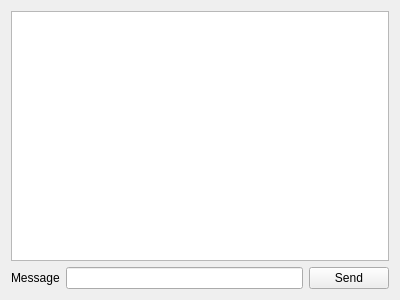
First picture: the form in server/ClientChatWidget.ui, repository 10sorry/messanger, before the edit.
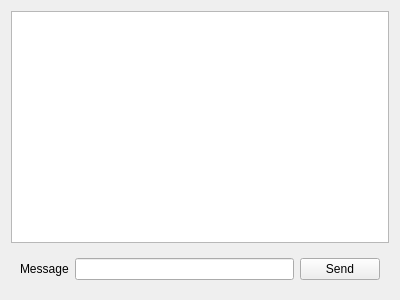
Second picture: the form after the edit.

```diff
--- a/server/ClientChatWidget.ui
+++ b/server/ClientChatWidget.ui
@@ -18,6 +18,7 @@
     <widget class="QListWidget" name="listMessages"/>
    </item>
    <item>
+    <widget class="QWidget" name="widgetSend" native="true">
     <layout class="QHBoxLayout" name="horizontalLayout">
      <item>
       <widget class="QLabel" name="label">
@@ -37,6 +38,7 @@
       </widget>
      </item>
     </layout>
+    </widget>
    </item>
   </layout>
  </widget>
```
Lines whose indentation alone changed are shown as unchanged.
